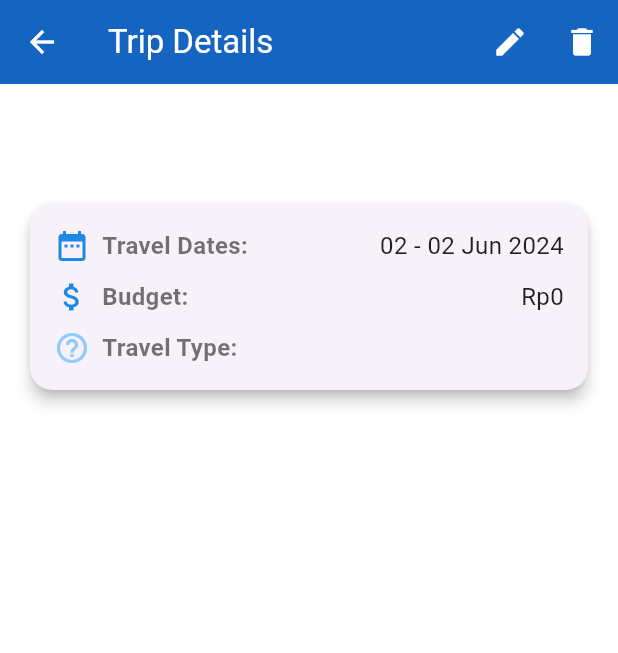
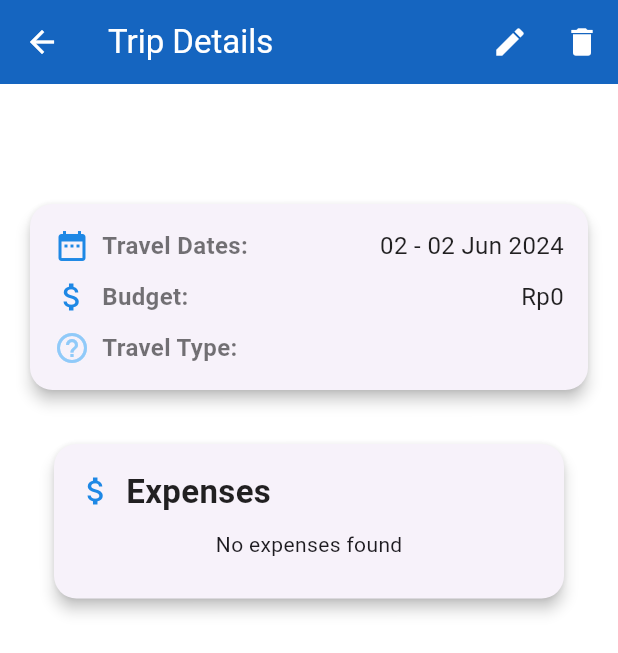
Before and after one commit to argadewanata/Budget-Planner-Tracker_Flutter, a Flutter app: the TripDetailPage screen opened directly with empty values, on a phone screen of 412 x 824 dp. Shown: the top 653 px of the screen. Run offline on Flutter 3.47's test engine with Material 3 defaults, Android fonts, the phone set to English and light mode, and no system bars; our stand-ins replace cloud_firestore, firebase_core; accounts and stored records are empty.

Commit message:
feat:integrate expenses with trip

```diff
--- a/lib/pages/home_page.dart
+++ b/lib/pages/home_page.dart
@@ -17,7 +17,7 @@ class _HomePageState extends State<HomePage> {
   int _currentIndex = 0;
   final List<Widget> _children = [
     TripPage(),
-    ExpenseTrackerApp(),
+    // ExpenseTrackerApp(),
     ProfilePage(),
   ];
 
--- a/lib/pages/new_trip_page.dart
+++ b/lib/pages/new_trip_page.dart
@@ -1,7 +1,9 @@
+import 'package:flutter/cupertino.dart';
 import 'package:flutter/material.dart';
 import 'package:budgetplannertracker/models/trip.dart';
 import 'package:cloud_firestore/cloud_firestore.dart';
 import 'package:intl/intl.dart';
+import 'package:budgetplannertracker/pages/expense_track.dart';
 
 class NewTripPage extends StatefulWidget {
   final Trip trip;
@@ -240,7 +242,7 @@ class _NewTripPageState extends State<NewTripPage> {
               ),
               const SizedBox(height: 20),
               Center(
-                child: ElevatedButton(
+                child:  ElevatedButton(
                   onPressed: () async {
                     widget.trip.title = _newTitleController.text;
                     widget.trip.startDate = _startDate;
--- a/lib/pages/trip_detail_page.dart
+++ b/lib/pages/trip_detail_page.dart
@@ -3,6 +3,7 @@ import 'package:budgetplannertracker/models/trip.dart';
 import 'package:cloud_firestore/cloud_firestore.dart';
 import 'package:intl/intl.dart';
 import 'new_trip_page.dart';
+import 'expense_track.dart';
 
 class TripDetailPage extends StatefulWidget {
   final Trip trip;
@@ -107,6 +108,7 @@ class _TripDetailPageState extends State<TripDetailPage> {
                 ),
               ),
               SizedBox(height: 20),
+              buildTripCard(context, _trip, widget.tripId),
             ],
           ),
         ),
@@ -168,3 +170,114 @@ class _TripDetailPageState extends State<TripDetailPage> {
     }
   }
 }
+
+Widget buildTripCard(BuildContext context, Trip trip, String tripId) {
+  final NumberFormat currencyFormatter = NumberFormat.currency(
+    locale: 'id_ID',
+    symbol: 'Rp',
+    decimalDigits: 0,
+  );
+
+  return Padding(
+    padding: const EdgeInsets.symmetric(vertical: 8.0, horizontal: 16.0),
+    child: Card(
+      elevation: 4,
+      shape: RoundedRectangleBorder(
+        borderRadius: BorderRadius.circular(15),
+      ),
+      child: InkWell(
+        onTap: () {
+          Navigator.push(
+            context,
+            MaterialPageRoute(
+              builder: (context) => ExpenseTrack(trip: tripId),
+            ),
+          );
+        },
+        child: Padding(
+          padding: const EdgeInsets.all(16.0),
+          child: Column(
+            crossAxisAlignment: CrossAxisAlignment.start,
+            children: <Widget>[
+              Row(
+                children: <Widget>[
+                  Icon(Icons.attach_money, color: Colors.blue[600]),                  SizedBox(width: 8),
+                  Expanded(
+                    child: Text(
+                      "Expenses",
+                      style: TextStyle(
+                          fontSize: 22,
+                          fontWeight: FontWeight.bold,
+                          color: Colors.black87),
+                    ),
+                  ),
+                ],
+              ),
+              SizedBox(height: 10),
+              StreamBuilder<List<Map<String, dynamic>>>(
+                stream: FirebaseFirestore.instance.collection('Trips').doc(tripId).collection('expenses').snapshots().map((snapshot) => snapshot.docs.map((e) => e.data()).toList()),
+                builder: (context, snapshot) {
+                  if (snapshot.connectionState == ConnectionState.waiting) {
+                    return Center(child: CircularProgressIndicator());
+                  }
+                  if (snapshot.hasError) {
+                    return Center(child: Text('Error loading expenses'));
+                  }
+                  if (!snapshot.hasData || snapshot.data!.isEmpty) {
+                    return Center(child: Text('No expenses found'));
+                  }
+                  final expenses = snapshot.data!;
+                  final totalExpense = expenses.fold(0, (prev, expense) => prev + int.parse(expense['amount']));
+
+                  return Column(
+                    children: [
+                      Text(
+                        'Total Expense: ${currencyFormatter.format(totalExpense)}',
+                        style: TextStyle(fontSize: 20, fontWeight: FontWeight.bold),
+                      ),
+                      ListView.builder(
+                        shrinkWrap: true,
+                        physics: NeverScrollableScrollPhysics(),
+                        itemCount: expenses.length,
+                        itemBuilder: (context, index) {
+                          final expense = expenses[index];
+                          return ListTile(
+                            title: Text(expense['description']),
+                            subtitle: Text('${expense['category']} - ${currencyFormatter.format(int.parse(expense['amount']))}'),
+                            trailing: Row(
+                              mainAxisSize: MainAxisSize.min,
+                              children: [
+                                IconButton(
+                                  icon: Icon(Icons.edit),
+                                  onPressed: () {
+                                    Navigator.push(
+                                      context,
+                                      MaterialPageRoute(
+                                        builder: (context) => ExpenseTrack(trip: tripId),
+                                      ),
+                                    );
+                                  },
+                                ),
+                                IconButton(
+                                  icon: Icon(Icons.delete),
+                                  onPressed: () async {
+                                    await FirebaseFirestore.instance.collection('Trips').doc(tripId).collection('expenses').doc(expense['id']).delete();
+                                  },
+                                ),
+                              ],
+                            ),
+                          );
+                        },
+                      ),
+                    ],
+                  );
+                },
+              ),
+              SizedBox(height: 10),
+            ],
+          ),
+        ),
+      ),
+    ),
+  );
+}
--- a/lib/services/firestore_expense.dart
+++ b/lib/services/firestore_expense.dart
@@ -3,9 +3,9 @@ import 'package:cloud_firestore/cloud_firestore.dart';
 class FirestoreService {
   final FirebaseFirestore _db = FirebaseFirestore.instance;
 
-  Future<void> addExpense(String amount, String description, String category) async {
+  Future<void> addExpense(String tripId, String amount, String description, String category) async {
     try {
-      await _db.collection('expenses').add({
+      await _db.collection('Trips/$tripId/expenses').add({
         'amount': amount,
         'description': description,
         'category': category,
@@ -16,8 +16,8 @@ class FirestoreService {
     }
   }
 
-  Stream<List<Map<String, dynamic>>> getExpenses() {
-    return _db.collection('expenses').orderBy('timestamp', descending: true).snapshots().map((snapshot) {
+  Stream<List<Map<String, dynamic>>> getExpenses(String tripId) {
+    return _db.collection('Trips/$tripId/expenses').orderBy('timestamp', descending: true).snapshots().map((snapshot) {
       return snapshot.docs.map((doc) {
         return {
           'id': doc.id,
@@ -30,17 +30,17 @@ class FirestoreService {
     });
   }
 
-  Future<void> deleteExpense(String id) async {
+  Future<void> deleteExpense(tripId,String id) async {
     try {
-      await _db.collection('expenses').doc(id).delete();
+      await _db.collection('Trips/$tripId/expenses').doc(id).delete();
     } catch (e) {
       print('Error deleting expense: $e');
     }
   }
 
-  Future<void> updateExpense(String id, String amount, String description, String category) async {
+  Future<void> updateExpense(String tripId,String id, String amount, String description, String category) async {
     try {
-      await _db.collection('expenses').doc(id).update({
+      await _db.collection('Trips/$tripId/expenses').doc(id).update({
         'amount': amount,
         'description': description,
         'category': category,
```
Also changed, not shown: lib/pages/expense_track.dart (+12 -28 lines).
